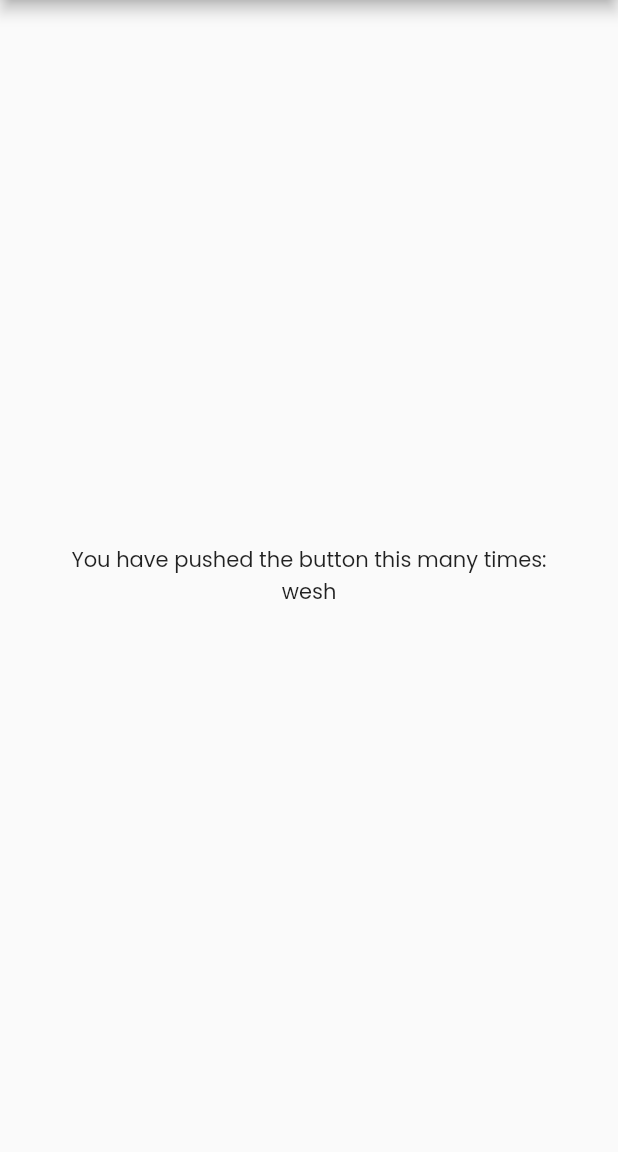
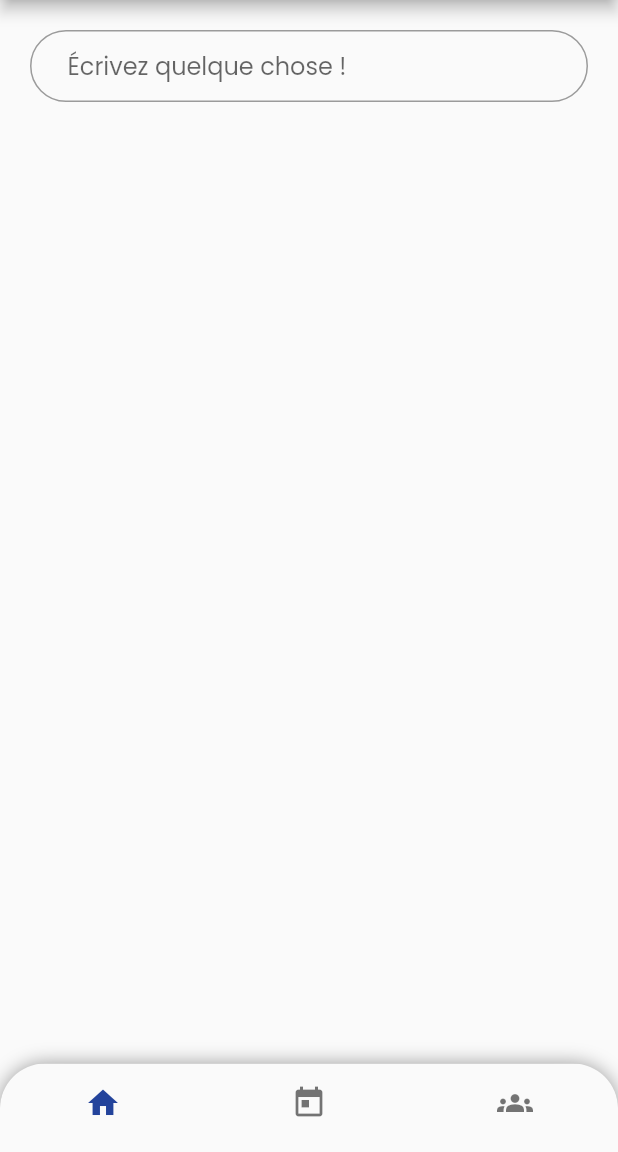
Before and after one commit to MolletSimon/my-econnect-mobile, a Flutter app: the screen it shows after launch, on a phone screen of 412 x 824 dp, the part 84-1236 px from its top. Run offline on Flutter 3.47's test engine with Material 2 defaults, Android fonts, the phone set to English and light mode, and no system bars.

Commit message:
tabs and feed page

```diff
--- a/lib/main.dart
+++ b/lib/main.dart
@@ -1,4 +1,5 @@
 import 'package:flutter/material.dart';
+import 'package:my_econnect/pages/homePage.dart';
 
 void main() {
   runApp(MyApp());
@@ -34,15 +35,13 @@ class MyApp extends StatelessWidget {
               fontFamily: 'Poppins',
             ),
           )),
-      home: MyHomePage(title: 'Flutter Demo Home Page'),
+      home: MyHomePage(),
     );
   }
 }
 
 class MyHomePage extends StatefulWidget {
-  MyHomePage({Key? key, required this.title}) : super(key: key);
-
-  final String title;
+  MyHomePage({Key? key}) : super(key: key);
 
   @override
   _MyHomePageState createState() => _MyHomePageState();
@@ -59,19 +58,8 @@ class _MyHomePageState extends State<MyHomePage> {
         backgroundColor: Colors.white,
         centerTitle: false,
       ),
-      body: Center(
-        // Center is a layout widget. It takes a single child and positions it
-        // in the middle of the parent.
-        child: Column(
-          mainAxisAlignment: MainAxisAlignment.center,
-          children: <Widget>[
-            Text(
-              'You have pushed the button this many times:',
-            ),
-            Text('wesh'),
-          ],
-        ),
-      ), // This trailing comma makes auto-formatting nicer for build methods.
+      body:
+          HomePage(), // This trailing comma makes auto-formatting nicer for build methods.
     );
   }
 }
--- /dev/null
+++ b/lib/pages/feedPage.dart
@@ -0,0 +1,34 @@
+import 'package:flutter/material.dart';
+
+class FeedPage extends StatefulWidget {
+  FeedPage({Key? key}) : super(key: key);
+
+  @override
+  _FeedPageState createState() => _FeedPageState();
+}
+
+class _FeedPageState extends State<FeedPage> {
+  Container _inputPost() {
+    return Container(
+      margin: EdgeInsets.fromLTRB(20, 20, 20, 20),
+      child: TextField(
+        decoration: InputDecoration(
+          hintText: 'Écrivez quelque chose !',
+          contentPadding: EdgeInsets.only(left: 25),
+          border: OutlineInputBorder(
+            borderRadius: BorderRadius.circular(200),
+          ),
+        ),
+      ),
+    );
+  }
+
+  @override
+  Widget build(BuildContext context) {
+    return Container(
+      child: Column(
+        children: [_inputPost()],
+      ),
+    );
+  }
+}
--- /dev/null
+++ b/lib/pages/homePage.dart
@@ -0,0 +1,70 @@
+import 'package:flutter/material.dart';
+import 'package:my_econnect/pages/feedPage.dart';
+
+class HomePage extends StatefulWidget {
+  HomePage({Key? key}) : super(key: key);
+
+  @override
+  _HomePageState createState() => _HomePageState();
+}
+
+class _HomePageState extends State<HomePage> {
+  int _currentIndex = 0;
+
+  final List<Widget> _children = [
+    FeedPage(),
+    Container(
+      child: Text("Agenda"),
+    ),
+    Container(
+      child: Text("Groupes"),
+    )
+  ];
+
+  void onTabTapped(int index) {
+    setState(() {
+      _currentIndex = index;
+    });
+  }
+
+  @override
+  Widget build(BuildContext context) {
+    return Scaffold(
+      body: _children[_currentIndex],
+      bottomNavigationBar: Container(
+          decoration: BoxDecoration(
+            borderRadius: BorderRadius.only(
+                topRight: Radius.circular(30), topLeft: Radius.circular(30)),
+            boxShadow: [
+              BoxShadow(color: Colors.black38, spreadRadius: 0, blurRadius: 10),
+            ],
+          ),
+          child: ClipRRect(
+            borderRadius: BorderRadius.only(
+              topLeft: Radius.circular(30.0),
+              topRight: Radius.circular(30.0),
+            ),
+            child: BottomNavigationBar(
+              currentIndex: _currentIndex,
+              showSelectedLabels: false,
+              showUnselectedLabels: false,
+              onTap: onTabTapped,
+              items: [
+                BottomNavigationBarItem(
+                  icon: new Icon(Icons.home),
+                  label: "Home",
+                ),
+                BottomNavigationBarItem(
+                  icon: new Icon(Icons.today),
+                  label: "Calendar",
+                ),
+                BottomNavigationBarItem(
+                  icon: new Icon(Icons.groups),
+                  label: "Groups",
+                ),
+              ],
+            ),
+          )),
+    );
+  }
+}
```
